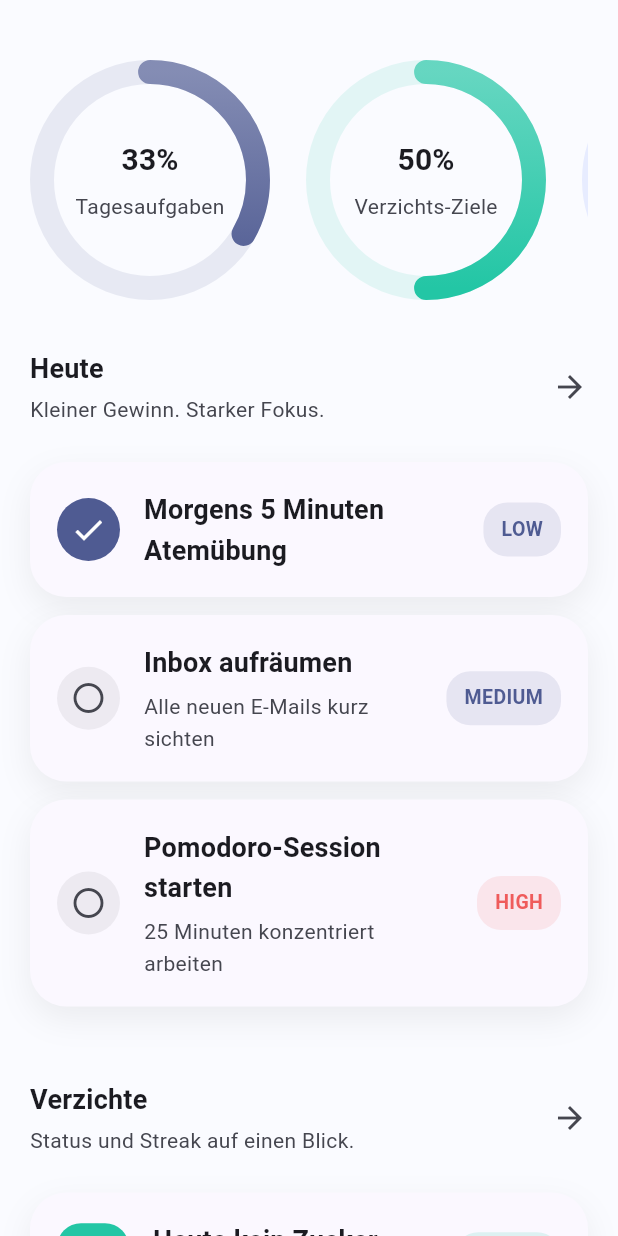
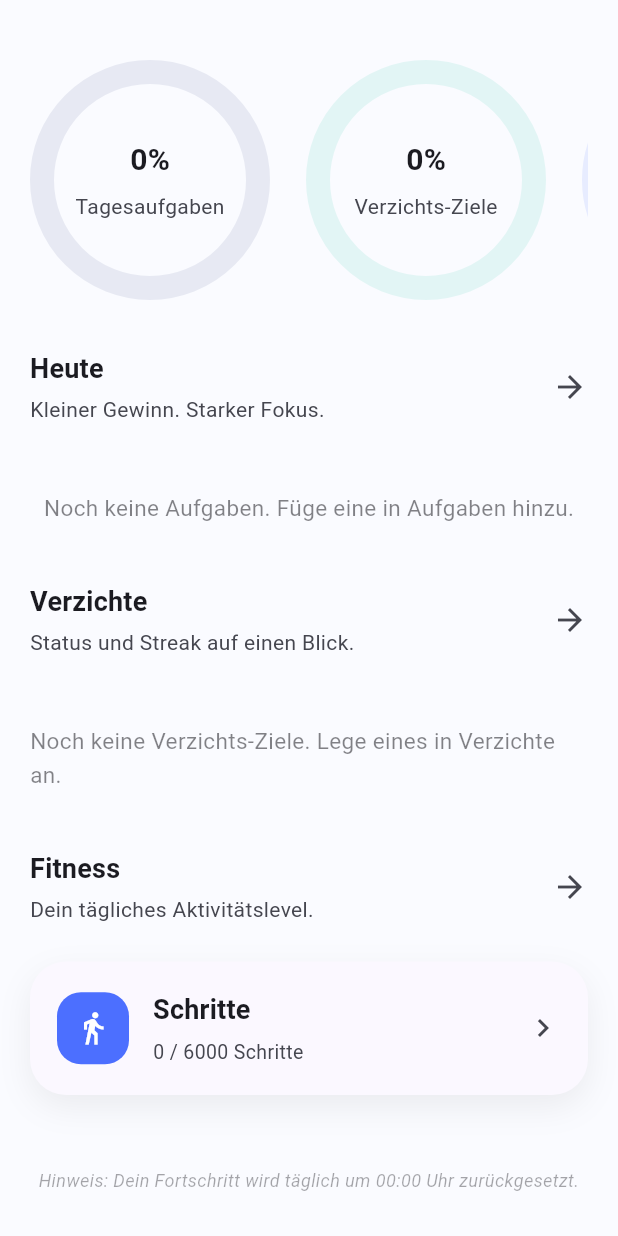
Before and after one commit to philippstrick17/FokusApp-V2, a Flutter app: the DashboardScreen screen opened directly with empty values, on a phone screen of 412 x 824 dp. Run offline on Flutter 3.47's test engine with Material 3 defaults, Android fonts, the phone set to English and light mode, and no system bars; our stand-ins replace confetti, shared_preferences; accounts and stored records are empty.

Commit message:
fix: fix setup process. fix simple app functionality

```diff
--- a/lib/providers/app_state.dart
+++ b/lib/providers/app_state.dart
@@ -7,16 +7,9 @@ import 'package:fokus_app_v2/models/task_model.dart';
 import 'package:fokus_app_v2/models/fitness_goal_model.dart';
 
 class AppState extends ChangeNotifier {
-  final List<TaskModel> _tasks = [
-    TaskModel(id: 't1', title: 'Morgens 5 Minuten Atemübung', completed: true, priority: TaskPriority.low),
-    TaskModel(id: 't2', title: 'Inbox aufräumen', description: 'Alle neuen E-Mails kurz sichten', completed: false, priority: TaskPriority.medium),
-    TaskModel(id: 't3', title: 'Pomodoro-Session starten', description: '25 Minuten konzentriert arbeiten', completed: false, priority: TaskPriority.high),
-  ];
+  final List<TaskModel> _tasks = [];
 
-  final List<AbstinenceGoalModel> _goals = [
-    AbstinenceGoalModel(id: 'g1', title: 'Heute kein Zucker', completedToday: true, currentStreak: 4, successCount: 7),
-    AbstinenceGoalModel(id: 'g2', title: 'Keine Social-Media-Pause', completedToday: false, currentStreak: 1, successCount: 3),
-  ];
+  final List<AbstinenceGoalModel> _goals = [];
 
   final List<FitnessGoalModel> _fitnessGoals = [
     FitnessGoalModel(id: 'f1', title: 'Schritte', targetValue: 6000, currentValue: 0, unit: 'Schritte'),
@@ -151,30 +144,18 @@ class AppState extends ChangeNotifier {
     _persistState();
   }
 
-  void completeOnboarding() {
+  Future<void> completeOnboarding() async {
     _onboardingComplete = true;
     notifyListeners();
-    _persistState();
+    await _persistState();
   }
 
   Future<void> resetApp() async {
     final prefs = await SharedPreferences.getInstance();
     await prefs.clear();
 
-    _tasks
-      ..clear()
-      ..addAll([
-        TaskModel(id: 't1', title: 'Morgens 5 Minuten Atemübung', completed: true, priority: TaskPriority.low),
-        TaskModel(id: 't2', title: 'Inbox aufräumen', description: 'Alle neuen E-Mails kurz sichten', completed: false, priority: TaskPriority.medium),
-        TaskModel(id: 't3', title: 'Pomodoro-Session starten', description: '25 Minuten konzentriert arbeiten', completed: false, priority: TaskPriority.high),
-      ]);
-
-    _goals
-      ..clear()
-      ..addAll([
-        AbstinenceGoalModel(id: 'g1', title: 'Heute kein Zucker', completedToday: true, currentStreak: 4, successCount: 7),
-        AbstinenceGoalModel(id: 'g2', title: 'Keine Social-Media-Pause', completedToday: false, currentStreak: 1, successCount: 3),
-      ]);
+    _tasks.clear();
+    _goals.clear();
 
     _fitnessGoals
       ..clear()
```
Also changed, not shown: lib/screens/onboarding_screen.dart (+9 -2 lines).
